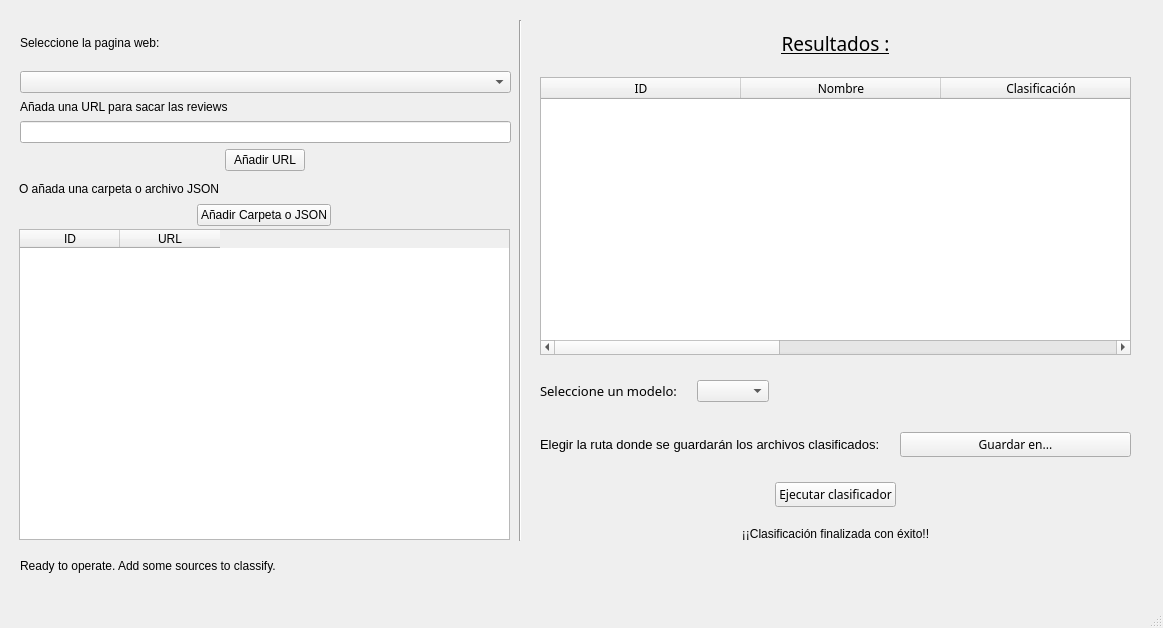
Old version of the form Resources/UI/VentanaClasificadorWeb.ui in the repository 40CompilerErrors/Proyecto2.
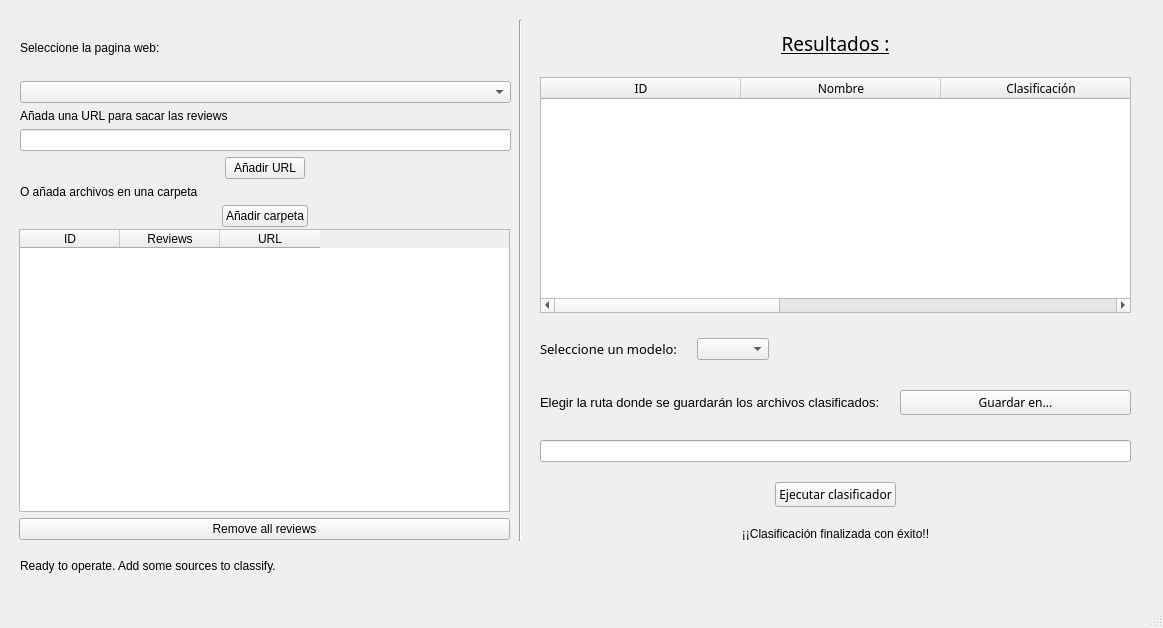
New version of the form. Icons and pictures are not drawn.

What changed in the file:
```diff
--- a/Resources/UI/VentanaClasificadorWeb.ui
+++ b/Resources/UI/VentanaClasificadorWeb.ui
@@ -31,6 +31,11 @@
          <string>ID</string>
         </property>
        </column>
+       <column>
+        <property name="text">
+         <string>Reviews</string>
+        </property>
+       </column>
        <column>
         <property name="text">
          <string>URL</string>
@@ -38,6 +43,13 @@
        </column>
       </widget>
      </item>
+     <item>
+      <widget class="QPushButton" name="removeButton">
+       <property name="text">
+        <string>Remove all reviews</string>
+       </property>
+      </widget>
+     </item>
     </layout>
    </widget>
    <widget class="QWidget" name="layoutWidget">
@@ -189,6 +201,8 @@
       </layout>
      </item>
      <item>
+      <layout class="QVBoxLayout" name="verticalLayout_7">
+       <item>
       <layout class="QHBoxLayout" name="horizontalLayout_4">
        <property name="topMargin">
         <number>5</number>
@@ -239,6 +253,18 @@
        </item>
       </layout>
      </item>
+       <item>
+        <widget class="QLineEdit" name="directoryLine">
+         <property name="enabled">
+          <bool>true</bool>
+         </property>
+         <property name="readOnly">
+          <bool>true</bool>
+         </property>
+        </widget>
+       </item>
+      </layout>
+     </item>
      <item alignment="Qt::AlignHCenter">
       <widget class="QPushButton" name="boton_clasificador">
        <property name="font">
@@ -326,7 +352,7 @@
       <x>20</x>
       <y>20</y>
       <width>491</width>
-      <height>151</height>
+      <height>207</height>
      </rect>
     </property>
     <layout class="QVBoxLayout" name="verticalLayout_2">
@@ -363,24 +389,12 @@
          </property>
         </widget>
        </item>
-      </layout>
-     </item>
-    </layout>
-   </widget>
-   <widget class="QWidget" name="verticalLayoutWidget_5">
-    <property name="geometry">
-     <rect>
-      <x>19</x>
-      <y>179</y>
-      <width>491</width>
-      <height>47</height>
-     </rect>
-    </property>
+       <item>
     <layout class="QVBoxLayout" name="verticalLayout_6">
      <item>
       <widget class="QLabel" name="label_7">
        <property name="text">
-        <string>O añada una carpeta o archivo JSON</string>
+            <string>O añada archivos en una carpeta</string>
        </property>
       </widget>
      </item>
@@ -390,7 +404,7 @@
         <enum>Qt::LeftToRight</enum>
        </property>
        <property name="text">
-        <string>Añadir Carpeta o JSON</string>
+            <string>Añadir carpeta</string>
        </property>
        <property name="autoDefault">
         <bool>false</bool>
@@ -402,6 +416,10 @@
         <bool>false</bool>
        </property>
       </widget>
+         </item>
+        </layout>
+       </item>
+      </layout>
      </item>
     </layout>
    </widget>
```
Lines whose indentation alone changed are shown as unchanged.
